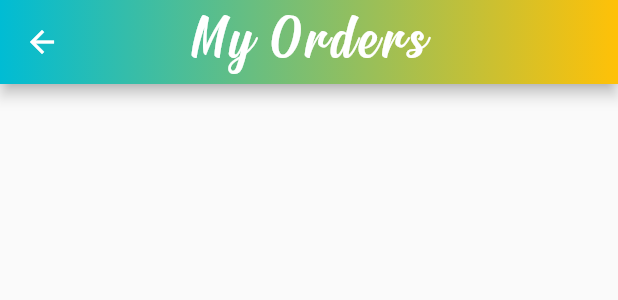
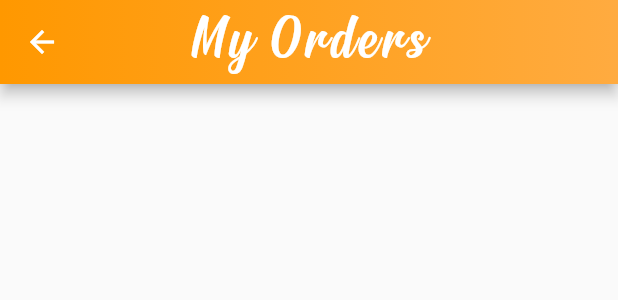
Before and after one commit to Gautham248/eCafe_userApp, a Flutter app: the MyDrawer widget shown alone on an empty page, opened directly, after a tap on "My Orders", on a phone screen of 412 x 824 dp. Shown: the top 300 px of the screen. Run offline on Flutter 3.47's test engine with Material 2 defaults, Android fonts, the phone set to English and light mode, and no system bars; our stand-ins replace carousel_slider, cloud_firestore, firebase_auth, firebase_core, firebase_storage, fluttertoast and 4 more; missing offline and left inert: number_inc_dec, razorpay_flutter; accounts and stored records are empty; network calls fail.

Commit message:
final changes made. cart count system is yet to be updated so that the user can update the count of items present in the cart

```diff
--- a/lib/mainScreens/edit_profile.dart
+++ b/lib/mainScreens/edit_profile.dart
@@ -164,6 +164,7 @@ class _EditProfilePageState extends State<EditProfilePage> {
   Widget build(BuildContext context) {
     return Scaffold(
       appBar: AppBar(
+        backgroundColor: Colors.orange,
         title: Text('Edit Profile'),
       ),
       body: SingleChildScrollView(
@@ -203,8 +204,12 @@ class _EditProfilePageState extends State<EditProfilePage> {
             ),
             SizedBox(height: 16.0),
             ElevatedButton(
+
               onPressed: _saveChanges,
               child: Text('Save Changes'),
+              style: ElevatedButton.styleFrom(
+                primary: Color.fromARGB(255, 255, 170, 1)
+              ),
             ),
           ],
         ),
--- a/lib/mainScreens/home_screen.dart
+++ b/lib/mainScreens/home_screen.dart
@@ -19,10 +19,10 @@ class HomeScreen extends StatefulWidget {
 
 class _HomeScreenState extends State<HomeScreen> {
   final items = [
-    "slider/0.jpg",
-    "slider/1.jpg",
-    "slider/2.jpg",
-    "slider/3.jpg",
+    // "slider/0.jpg",
+    // "slider/1.jpg",
+    // "slider/2.jpg",
+    // "slider/3.jpg",
     "slider/4.jpg",
     "slider/5.jpg",
     "slider/6.jpg",
@@ -62,8 +62,8 @@ class _HomeScreenState extends State<HomeScreen> {
             decoration: const BoxDecoration(
                 gradient: LinearGradient(
               colors: [
-                Colors.cyan,
-                Colors.amber,
+                Colors.orange,
+                Colors.orangeAccent,
               ],
               begin: FractionalOffset(0.0, 0.0),
               end: FractionalOffset(1.0, 0.0),
--- a/lib/splashScreen/splash_screen.dart
+++ b/lib/splashScreen/splash_screen.dart
@@ -38,8 +38,8 @@ class _MySplashScreenState extends State<MySplashScreen> {
           decoration: const BoxDecoration(
               gradient: LinearGradient(
             colors: [
-              Colors.amber,
-              Colors.cyan,
+              Colors.orange,
+              Colors.white,
             ],
             begin: FractionalOffset(0.0, 0.0),
             end: FractionalOffset(1.0, 0.0),
@@ -57,12 +57,12 @@ class _MySplashScreenState extends State<MySplashScreen> {
                 const Padding(
                   padding: EdgeInsets.all(18.0),
                   child: Text(
-                    "Users App",
+                    "eCafe",
                     textAlign: TextAlign.center,
                     style: TextStyle(
                         color: Colors.white,
                         fontSize: 20,
-                        fontFamily: "Acme",
+                        fontFamily: "Lobster",
                         letterSpacing: 3),
                   ),
                 )
--- a/lib/widgets/my_drawer.dart
+++ b/lib/widgets/my_drawer.dart
@@ -57,82 +57,62 @@ class MyDrawer extends StatelessWidget {
             padding: const EdgeInsets.only(top: 1.0),
             child: Column(
               children: [
-                const Divider(
-                  height: 10,
-                  color: Colors.grey,
-                  thickness: 2,
-                ),
+
                 ListTile(
                   leading: const Icon(
                     Icons.home,
-                    color: Colors.black,
+                    color: Colors.orange,
                   ),
                   title: const Text(
                     "Home",
-                    style: TextStyle(color: Colors.black),
+                    style: TextStyle(color: Colors.orange),
                   ),
                   onTap: () {
                     Navigator.push(context, MaterialPageRoute(builder: (c)=>HomeScreen()));
                   },
                 ),
-                const Divider(
-                  height: 10,
-                  color: Colors.grey,
-                  thickness: 2,
-                ),
+
                 ListTile(
                   leading: const Icon(
                     Icons.reorder,
-                    color: Colors.black,
+                    color: Colors.orange,
                   ),
                   title: const Text(
                     "My Orders",
-                    style: TextStyle(color: Colors.black),
+                    style: TextStyle(color: Colors.orange),
                   ),
                   onTap: () {
                     Navigator.push(context, MaterialPageRoute(builder: (c)=>MyOrdersScreen()));
                   },
-                ), const Divider(
-                  height: 10,
-                  color: Colors.grey,
-                  thickness: 2,
                 ),
                 ListTile(
                   leading: const Icon(
                     Icons.edit,
-                    color: Colors.black,
+                    color: Colors.orange,
                   ),
                   title: const Text(
                     "Edit Profile",
-                    style: TextStyle(color: Colors.black),
+                    style: TextStyle(color: Colors.orange),
                   ),
                   onTap: () {
                     Navigator.push(context, MaterialPageRoute(builder: (c)=>EditProfilePage()));
                   },
                 ),
-                const Divider(
-                  height: 10,
-                  color: Colors.grey,
-                  thickness: 2,
-                ),
+
                 ListTile(
                   leading: const Icon(
                     Icons.access_time,
-                    color: Colors.black,
+                    color: Colors.orange,
                   ),
                   title: const Text(
                     "History",
-                    style: TextStyle(color: Colors.black),
+                    style: TextStyle(color: Colors.orange),
                   ),
                   onTap: () {
                     Navigator.push(context, MaterialPageRoute(builder: (c)=>HistoryScreen()));
                   },
                 ),
-                const Divider(
-                  height: 10,
-                  color: Colors.grey,
-                  thickness: 2,
-                 ),
+
                 // // ListTile(
                 // //   leading: const Icon(
                 // //     Icons.search,
@@ -168,11 +148,11 @@ class MyDrawer extends StatelessWidget {
                 ListTile(
                   leading: const Icon(
                     Icons.exit_to_app,
-                    color: Colors.black,
+                    color: Colors.orange,
                   ),
                   title: const Text(
                     "Sign Out",
-                    style: TextStyle(color: Colors.black),
+                    style: TextStyle(color: Colors.orange),
                   ),
                   onTap: () {
                     firebaseAuth.signOut().then((value) {
@@ -183,11 +163,7 @@ class MyDrawer extends StatelessWidget {
                     });
                   },
                 ),
-                const Divider(
-                  height: 10,
-                  color: Colors.grey,
-                  thickness: 2,
-                ),
+
               ],
             ),
           ),
--- a/lib/widgets/simple_app_bar.dart
+++ b/lib/widgets/simple_app_bar.dart
@@ -22,8 +22,8 @@ class SimpleAppBar extends StatelessWidget implements PreferredSizeWidget
         decoration: const BoxDecoration(
           gradient: LinearGradient(
               colors: [
-                Colors.cyan,
-                Colors.amber,
+                Colors.orange,
+                Colors.orangeAccent,
               ],
               begin: FractionalOffset(0.0, 0.0),
               end: FractionalOffset(1.0, 0.0),
```
Also changed, not shown: slider/1.jpg, slider/2.jpg, slider/3.jpg.
